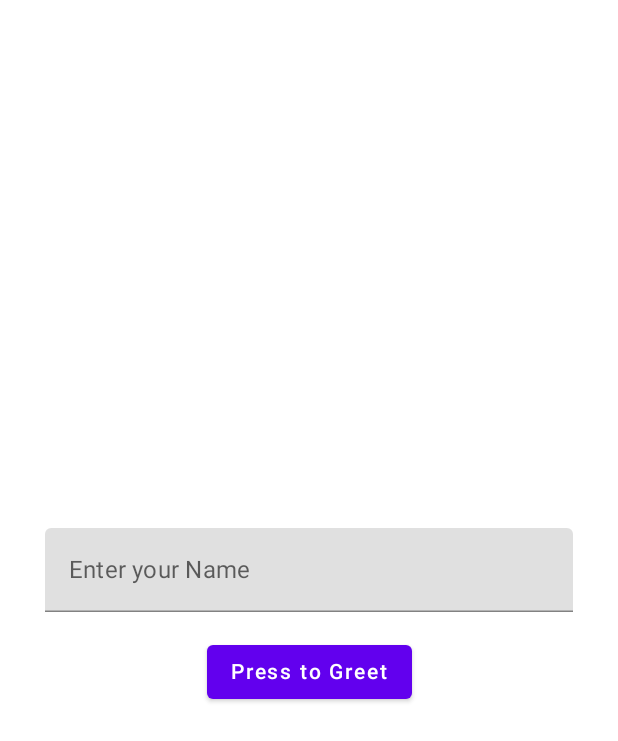
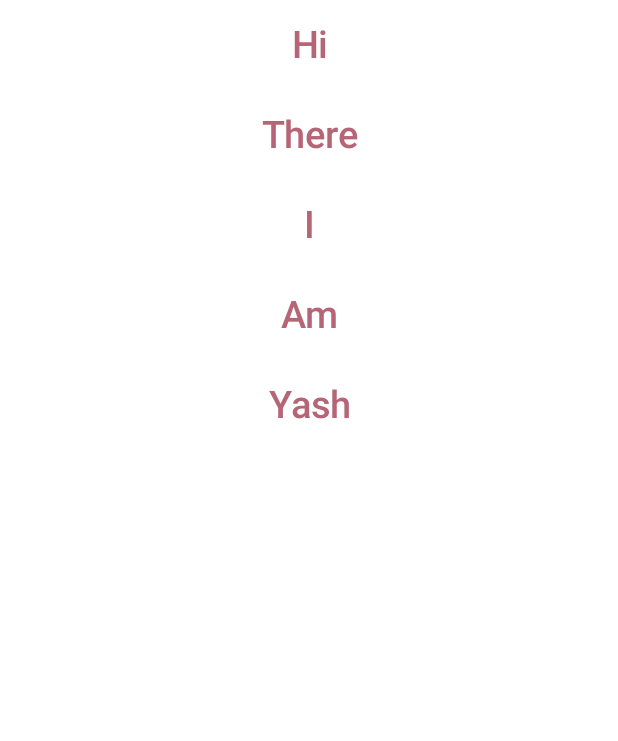
Before and after one commit to Yash-Raj-Singh/FirstCompose, an Android app built with Jetpack Compose: the screen it shows after launch (MainActivity), on a phone screen of 412 x 824 dp. Shown: the top 741 px of the screen. Run offline under Robolectric (Android 15) with nearby library versions, the phone set to English and light mode, and no system bars.

Commit message:
Made a list by hard coding a column, learned about LazyColumns.

```diff
--- a/app/src/main/java/com/example/firstcompose/MainActivity.kt
+++ b/app/src/main/java/com/example/firstcompose/MainActivity.kt
@@ -5,12 +5,20 @@ import android.widget.Toast
 import androidx.activity.ComponentActivity
 import androidx.activity.compose.setContent
 import androidx.compose.foundation.layout.*
+import androidx.compose.foundation.lazy.LazyColumn
+import androidx.compose.foundation.lazy.itemsIndexed
+import androidx.compose.foundation.rememberScrollState
+import androidx.compose.foundation.verticalScroll
 import androidx.compose.material.*
 import androidx.compose.runtime.mutableStateOf
 import androidx.compose.runtime.*
 import androidx.compose.ui.Alignment
 import androidx.compose.ui.Modifier
+import androidx.compose.ui.graphics.Color
+import androidx.compose.ui.text.font.FontWeight
+import androidx.compose.ui.text.style.TextAlign
 import androidx.compose.ui.unit.dp
+import androidx.compose.ui.unit.sp
 import kotlinx.coroutines.launch
 
 
@@ -18,43 +26,62 @@ class MainActivity : ComponentActivity() {
     override fun onCreate(savedInstanceState: Bundle?) {
         super.onCreate(savedInstanceState)
         setContent {
-            val scaffoldState = rememberScaffoldState()
 
-            var textFieldState by remember{
-                mutableStateOf("")
-            }
+           //HARD CODING LIST
 
-            val scope = rememberCoroutineScope()
+//            val scrollState = rememberScrollState()
+//            Column(
+//                modifier = Modifier.verticalScroll(scrollState)
+//            ) {
+//                for (i in 1..500)
+//                {
+//                    Text(
+//                        text = "Item $i",
+//                        fontSize = 25.sp,
+//                        color = Color(0xFFb56576),
+//                        fontWeight = FontWeight.SemiBold,
+//                        textAlign = TextAlign.Center,
+//                        modifier = Modifier
+//                            .fillMaxWidth()
+//                            .padding(15.dp)
+//                    )
+//                }
+//            }
 
-            Scaffold(modifier = Modifier
-                .fillMaxSize(),
-                scaffoldState = scaffoldState
-            ) {
-                Column(horizontalAlignment = Alignment.CenterHorizontally,
-                verticalArrangement = Arrangement.Center,
-                    modifier = Modifier
-                        .fillMaxSize()
-                        .padding(horizontal = 30.dp)
-                    ) {
-                        TextField(value = textFieldState,
-                        label = {
-                            Text("Enter your Name")
-                        },
-                            onValueChange = {
-                                textFieldState = it
-                            },
-                            singleLine = true,
-                            modifier = Modifier.fillMaxWidth()
-                            )
-                    Spacer(modifier = Modifier.height(16.dp))
-                    Button(onClick = {
-                        scope.launch {
-                            scaffoldState.snackbarHostState.showSnackbar("Hey $textFieldState!")
-                            Toast.makeText(this@MainActivity, "Hey $textFieldState!", Toast.LENGTH_SHORT).show()
-                        }
-                    }) {
-                        Text("Press to Greet")
-                    }
+
+            //USING LAZY-COLUMN
+
+//            LazyColumn{
+//                items(5000) {
+//                    Text(
+//                        text = "Item $it",
+//                        fontSize = 25.sp,
+//                        color = Color(0xFFb56576),
+//                        fontWeight = FontWeight.SemiBold,
+//                        textAlign = TextAlign.Center,
+//                        modifier = Modifier
+//                            .fillMaxWidth()
+//                            .padding(15.dp)
+//                    )
+//                }
+//            }
+
+            //USING LAZY-COLUMN TO SHOW ITEMS OF A LIST ( list can be of anything )
+
+            LazyColumn{
+                itemsIndexed(
+                    listOf("Hi","There","I","Am","Yash")
+                ) { index, string->
+                    Text(
+                        text = string,
+                        fontSize = 25.sp,
+                        color = Color(0xFFb56576),
+                        fontWeight = FontWeight.SemiBold,
+                        textAlign = TextAlign.Center,
+                        modifier = Modifier
+                            .fillMaxWidth()
+                            .padding(15.dp)
+                    )
                 }
             }
         }
```
